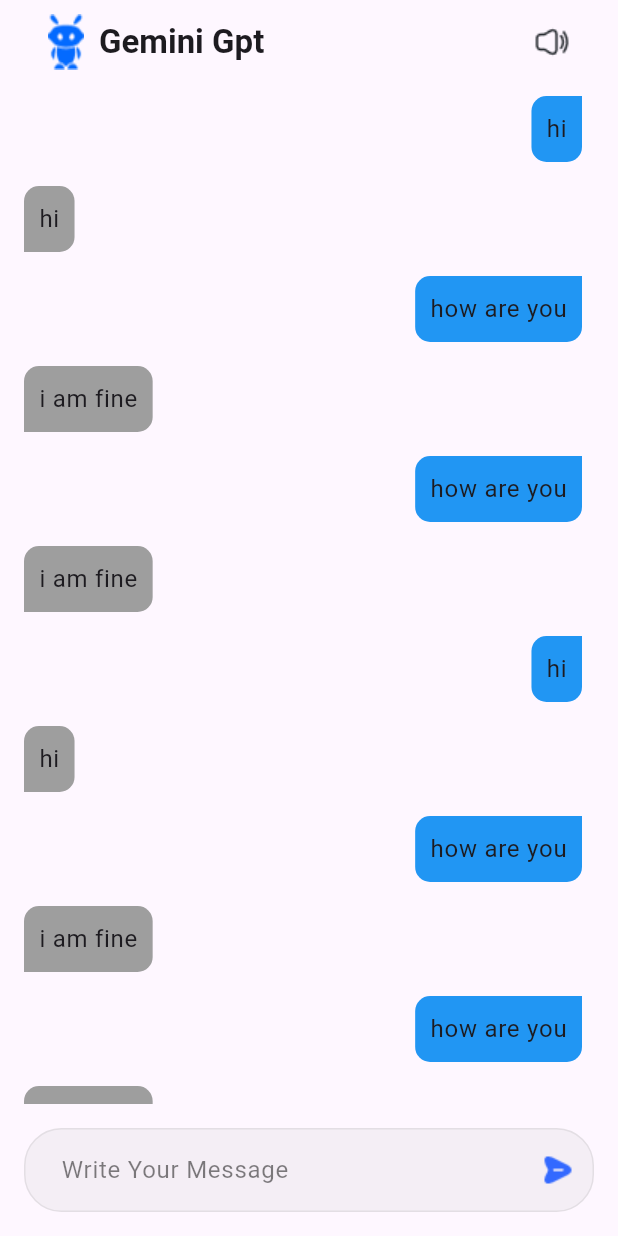
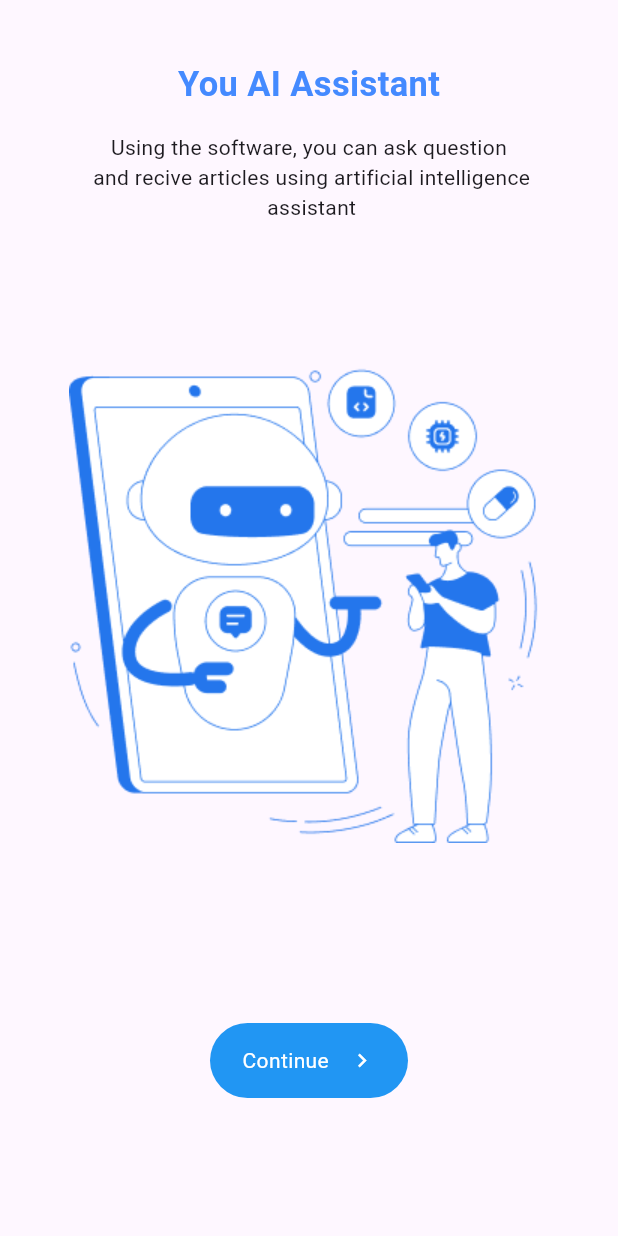
Before and after one commit to amrnooour/gemini_gpt, a Flutter app: the screen it shows after launch, on a phone screen of 412 x 824 dp. Run offline on Flutter 3.47's test engine with Material 3 defaults, Android fonts, the phone set to English and light mode, and no system bars.

Commit message:
create onboarding screen

```diff
--- /dev/null
+++ b/lib/features/onboarding/onboarding_view.dart
@@ -0,0 +1,13 @@
+import 'package:flutter/material.dart';
+import 'package:gemini_gpt/features/onboarding/widgets/onboarding_view_body.dart';
+
+class OnboardingView extends StatelessWidget {
+  const OnboardingView({super.key});
+
+  @override
+  Widget build(BuildContext context) {
+    return const Scaffold(
+      body: OnboardingViewBody(),
+    );
+  }
+}
--- /dev/null
+++ b/lib/features/onboarding/widgets/onboarding_view_body.dart
@@ -0,0 +1,76 @@
+import 'package:flutter/material.dart';
+import 'package:gemini_gpt/core/utils/app_assets.dart';
+import 'package:gemini_gpt/features/home/home_view.dart';
+
+class OnboardingViewBody extends StatelessWidget {
+  const OnboardingViewBody({super.key});
+
+  @override
+  Widget build(BuildContext context) {
+    return SafeArea(
+      child: Column(
+        crossAxisAlignment: CrossAxisAlignment.center,
+        children: [
+          const SizedBox(
+            height: 40,
+          ),
+          const Text(
+            "You AI Assistant",
+            style: TextStyle(
+                fontWeight: FontWeight.bold,
+                fontSize: 23,
+                color: Colors.blueAccent),
+          ),
+          const SizedBox(
+            height: 15,
+          ),
+          const Text(
+            "Using the software, you can ask question\n and recive articles using artificial intelligence \n assistant",
+            textAlign: TextAlign.center,
+          ),
+          const SizedBox(
+            height: 90,
+          ),
+          Image.asset(AppAssets.onboarding),
+          const SizedBox(
+            height: 120,
+          ),
+          Padding(
+            padding: const EdgeInsets.symmetric(horizontal: 140),
+            child: GestureDetector(
+              onTap: () {
+                Navigator.pushReplacement(
+                    context,
+                    MaterialPageRoute(
+                      builder: (context) => const HomeView(),
+                    ));
+              },
+              child: Container(
+                decoration: BoxDecoration(
+                    borderRadius: BorderRadius.circular(30),
+                    color: Colors.blue),
+                child: const Padding(
+                  padding: EdgeInsets.symmetric(horizontal: 15, vertical: 15),
+                  child: Row(
+                    mainAxisAlignment: MainAxisAlignment.spaceAround,
+                    children: [
+                      Text(
+                        "Continue",
+                        style: TextStyle(color: Colors.white),
+                      ),
+                      Icon(
+                        Icons.navigate_next_outlined,
+                        size: 18,
+                        color: Colors.white,
+                      )
+                    ],
+                  ),
+                ),
+              ),
+            ),
+          )
+        ],
+      ),
+    );
+  }
+}
--- a/lib/main.dart
+++ b/lib/main.dart
@@ -1,5 +1,5 @@
 import 'package:flutter/material.dart';
-import 'package:gemini_gpt/features/home/home_view.dart';
+import 'package:gemini_gpt/features/onboarding/onboarding_view.dart';
 
 void main() {
   runApp(const MyApp());
@@ -12,7 +12,7 @@ class MyApp extends StatelessWidget {
   Widget build(BuildContext context) {
     return const MaterialApp(
       debugShowCheckedModeBanner: false,
-      home: HomeView(),
+      home: OnboardingView(),
     );
   }
 }
```
